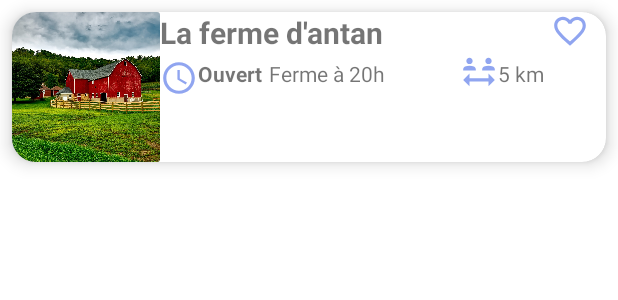
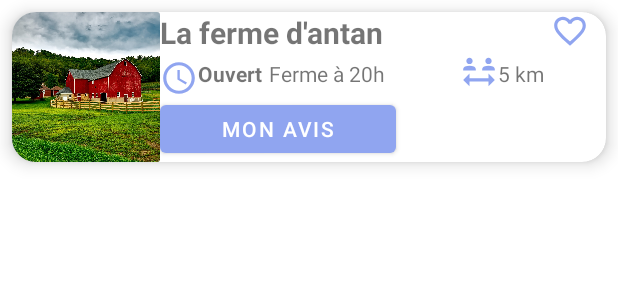
Before and after one commit to Vranox/LocalFarm, an Android app: the layout item_etablishment.xml on its own in the app's theme, with its tools: preview values and no code run, on a phone screen of 412 x 824 dp. Shown: the top 300 px of the screen. Run offline under Robolectric (Android 15) with nearby library versions, the phone set to English and light mode, and no system bars; Roboto replaces fonts that are not available here.

Commit message:
Ajout du bouton "Mon Avis" sur les différents commerces Il reste à faire encore l'interaction

```diff
--- /dev/null
+++ b/app/src/main/java/com/example/localfarm/activity/PostReviewActivity.java
@@ -0,0 +1,15 @@
+package com.example.localfarm.activity;
+
+import android.os.Bundle;
+
+import androidx.appcompat.app.AppCompatActivity;
+
+import com.example.localfarm.R;
+
+public class PostReviewActivity extends AppCompatActivity {
+    @Override
+    protected void onCreate(Bundle savedInstanceState) {
+        super.onCreate(savedInstanceState);
+        setContentView(R.layout.post_review);
+    }
+}
--- a/app/src/main/java/com/example/localfarm/ui/dashboard/DashboardFragment.java
+++ b/app/src/main/java/com/example/localfarm/ui/dashboard/DashboardFragment.java
@@ -1,5 +1,6 @@
 package com.example.localfarm.ui.dashboard;
 
+import android.app.AlertDialog;
 import android.content.Intent;
 import android.os.Bundle;
 import android.view.LayoutInflater;
@@ -14,6 +15,7 @@ import androidx.recyclerview.widget.RecyclerView;
 
 import com.example.localfarm.R;
 import com.example.localfarm.activity.EstablishmentCreationActivity;
+import com.example.localfarm.activity.PostReviewActivity;
 import com.example.localfarm.databinding.FragmentDashboardBinding;
 import com.example.localfarm.models.Establishment;
 import com.example.localfarm.models.Schedule;
@@ -79,6 +81,7 @@ public class DashboardFragment extends Fragment {
                 startActivity(intent);
             }
         });
+
     }
 
     @Override
--- a/app/src/main/java/com/example/myapplication/UserProfile.java
+++ b/app/src/main/java/com/example/myapplication/UserProfile.java
@@ -9,6 +9,8 @@ import android.provider.ContactsContract;
 import android.view.View;
 import android.widget.Button;
 import android.widget.EditText;
+
+import com.example.localfarm.R;
 
 public class UserProfile extends Activity {
 
--- a/app/src/main/res/layout/item_etablishment.xml
+++ b/app/src/main/res/layout/item_etablishment.xml
@@ -1,6 +1,7 @@
 <?xml version="1.0" encoding="utf-8"?>
 <androidx.cardview.widget.CardView xmlns:android="http://schemas.android.com/apk/res/android"
     xmlns:app="http://schemas.android.com/apk/res-auto"
+    xmlns:tools="http://schemas.android.com/tools"
     android:layout_width="match_parent"
     android:layout_height="wrap_content"
     app:cardBackgroundColor="@android:color/white"
@@ -9,11 +10,9 @@
     android:layout_marginTop="8dp"
     android:layout_marginLeft="8dp"
     android:layout_marginRight="8dp">
-    <LinearLayout xmlns:tools="http://schemas.android.com/tools"
+    <LinearLayout
         android:layout_width="match_parent"
         android:layout_height="100dp"
-        xmlns:android="http://schemas.android.com/apk/res/android"
-        xmlns:app="http://schemas.android.com/apk/res-auto"
         android:orientation="horizontal">
         <androidx.cardview.widget.CardView
             android:id="@+id/card_view"
@@ -107,7 +106,17 @@
                     android:layout_marginStart="4dp"
                     android:text="Ferme à 20h" />
 
+
+
             </LinearLayout>
+
+            <Button
+                android:id="@+id/button_add_review"
+                android:layout_width="157dp"
+                android:layout_height="44dp"
+                android:text="Mon avis"
+                app:layout_constraintBottom_toBottomOf="parent"
+                app:layout_constraintStart_toStartOf="parent" />
 
         </androidx.constraintlayout.widget.ConstraintLayout>
 
```
